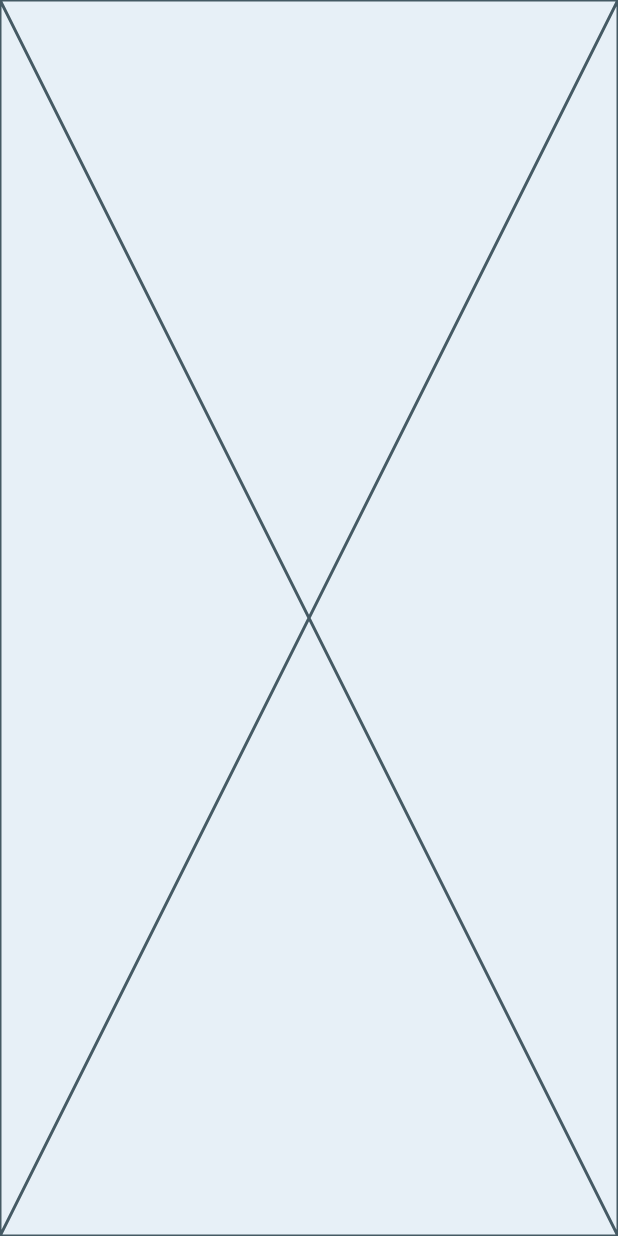
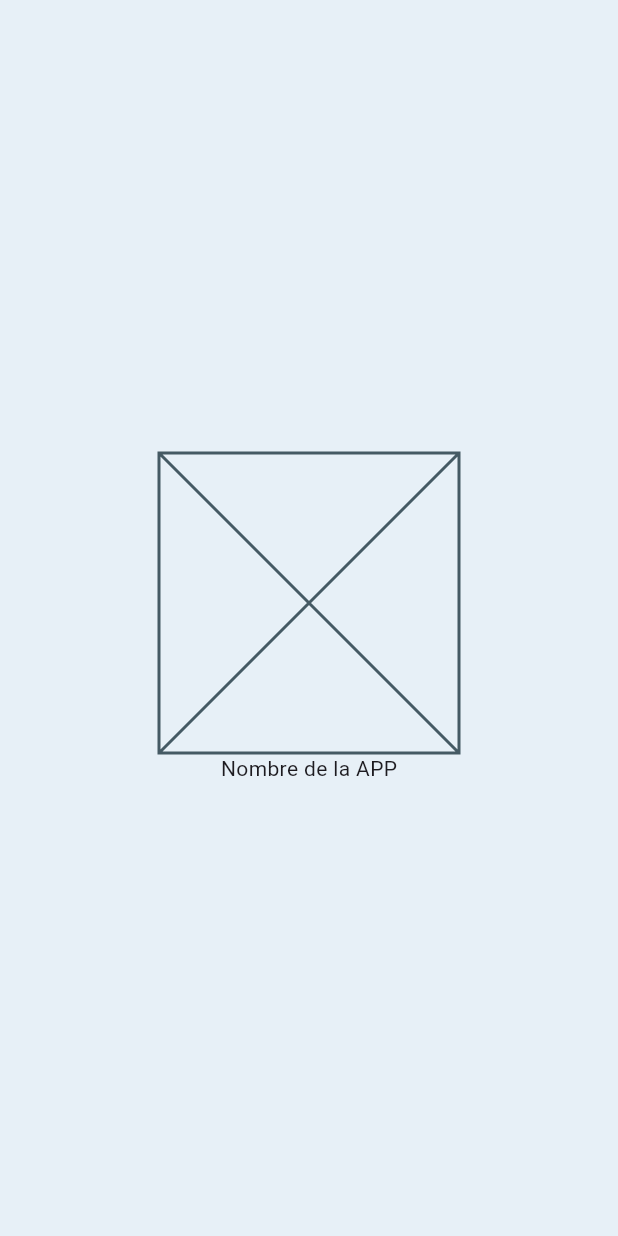
Before and after one commit to mafedev/tfg-frontend, a Flutter app: the screen it shows after launch, on a phone screen of 412 x 824 dp. Run offline on Flutter 3.47's test engine with Material 3 defaults, Android fonts, the phone set to English and light mode, and no system bars.

Commit message:
feat: add temporary placeholder logo and app name on Login screen
- Centers a placeholder square to simulate the app logo
- Adds temporary text below for the app name
- Everything is provisional and will be replaced as the UI grows

```diff
--- a/lib/features/auth/login_screen.dart
+++ b/lib/features/auth/login_screen.dart
@@ -5,6 +5,14 @@ class LoginScreen extends StatelessWidget {
 
   @override
   Widget build(BuildContext context) {
-    return const Placeholder();
+    return Center(
+      child: Column(
+        mainAxisSize: MainAxisSize.min,
+        children: [
+          SizedBox(width: 200, height: 200, child: Placeholder()),
+          Text("Nombre de la APP"),
+        ],
+      ),
+    );
   }
 }
```
